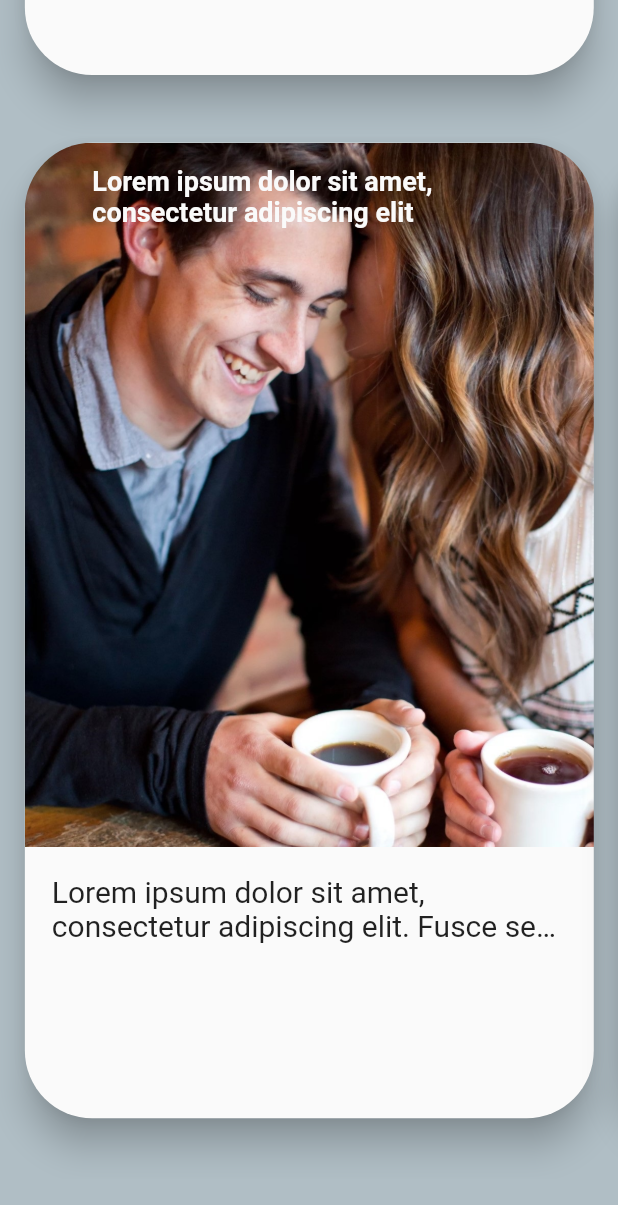
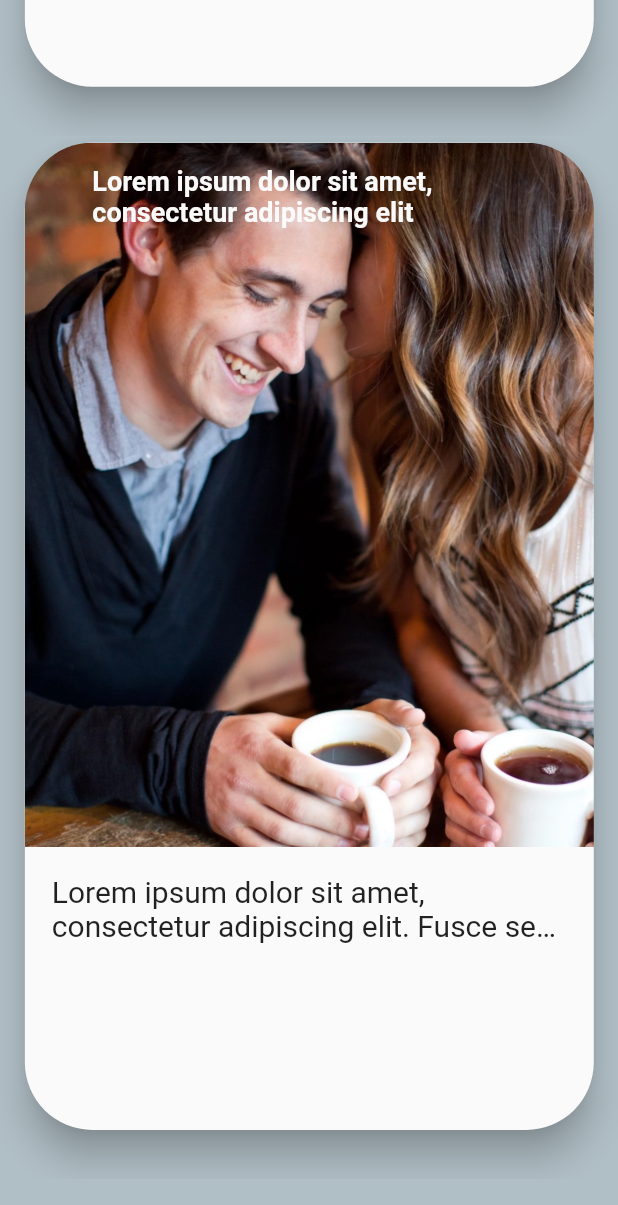
Before and after one commit to EvGen94/PageView_matrix, a Flutter app: the screen it shows after launch, scrolled down 1152 dp, on a phone screen of 412 x 824 dp. Shown: the top 1205 px of the screen. Run offline on Flutter 3.47's test engine with Material 2 defaults, Android fonts, the phone set to English and light mode, and no system bars; drawn by our look-alikes of auto_size_text.

Commit message:
TransformScale

```diff
--- a/lib/main_page.dart
+++ b/lib/main_page.dart
@@ -26,6 +26,10 @@ class _MainPageState extends State<MainPage> {
 
   double page = 1;
   int currentPage = 1;
+  double page1 = 1;
+  int currentPage1 = 1;
+  double page2 = 1;
+  int currentPage2 = 1;
   PageController pageController_zoom0;
   PageController pageController_zoom1;
   PageController pageController_zoom2;
@@ -40,6 +44,18 @@ class _MainPageState extends State<MainPage> {
 
   @override
   Widget build(BuildContext context) {
+    final pageController_zoom0 = PageController(
+      viewportFraction: 1,//  viewportFraction бессмысленно менять так как Transform забирает все пространство одинаково в pageview /s/s/s 0.353 * (MediaQuery.of(context).size.height /MediaQuery.of(context).size.width) + 0.254,
+      initialPage: 1,
+    );
+    final pageController_zoom1 = PageController(
+      viewportFraction: 1,
+      initialPage: 1,
+    );
+    final pageController_zoom2 = PageController(
+      viewportFraction: 1,
+      initialPage: 1,
+    );
     _controllerRow = PageController(
       viewportFraction: 0.353 *
               (MediaQuery.of(context).size.height /
@@ -52,6 +68,7 @@ class _MainPageState extends State<MainPage> {
                   MediaQuery.of(context).size.width) +
           1.1,
     );
+
     return Scaffold(
       backgroundColor: Colors.blueGrey.shade200,
       body: PageView(
@@ -76,7 +93,7 @@ class _MainPageState extends State<MainPage> {
                     controller: pageController_zoom0,
                     itemCount: _getNeumorphicButton(0).length,
                     itemBuilder: (context, index) {
-                      final scale = max(0.4, (1 - (index - page).abs()));
+                      final scale = max(0.35, (1 - (index - page).abs()));
                       return _buildNeumorphicButton(scale);
                     },
                   ),
@@ -91,21 +108,21 @@ class _MainPageState extends State<MainPage> {
                   onNotification: (ScrollNotification notification) {
                     if (notification is ScrollUpdateNotification) {
                       setState(() {
-                        page = pageController_zoom1.page;
+                        page1 = pageController_zoom1.page;
                       });
                     }
                   },
                   child: PageView.builder(
-                    onPageChanged: (pos) {
+                    onPageChanged: (pos1) {
                       setState(() {
-                        currentPage = pos;
+                        currentPage1 = pos1;
                       });
                     },
                     controller: pageController_zoom1,
                     itemCount: _getNeumorphicButton(1).length,
                     itemBuilder: (context, index) {
-                      final scale = max(0.4, (1 - (index - page).abs()));
-                      return _buildNeumorphicButton(scale);
+                      final scale1 = max(0.4, (1 - (index - page1).abs()));
+                      return _buildNeumorphicButton(scale1);
                     },
                   ),
                 ),
@@ -115,10 +132,27 @@ class _MainPageState extends State<MainPage> {
           Row(
             children: <Widget>[
               Expanded(
-                child: PageView(
-                  children: _getNeumorphicButton(2),
-                  //  physics: NeverScrollableScrollPhysics(),
-                  controller: _controllerRow,
+                child: NotificationListener<ScrollNotification>(
+                  onNotification: (ScrollNotification notification) {
+                    if (notification is ScrollUpdateNotification) {
+                      setState(() {
+                        page2 = pageController_zoom2.page;
+                      });
+                    }
+                  },
+                  child: PageView.builder(
+                    onPageChanged: (pos2) {
+                      setState(() {
+                        currentPage2 = pos2;
+                      });
+                    },
+                    controller: pageController_zoom2,
+                    itemCount: _getNeumorphicButton(1).length,
+                    itemBuilder: (context, index) {
+                      final scale2 = max(0.4, (1 - (index - page2).abs()));
+                      return _buildNeumorphicButton(scale2);
+                    },
+                  ),
                 ),
               ),
             ],
@@ -147,12 +181,12 @@ class _MainPageState extends State<MainPage> {
                           MediaQuery.of(context).size.width <
                       1.5)
                   ? MediaQuery.of(context).size.height * 0.94
-                  : (MediaQuery.of(context).size.width * 0.94) * 1.7,
+                  : (MediaQuery.of(context).size.width * 0.94) * 1.72,
               width: (MediaQuery.of(context).size.height /
                           MediaQuery.of(context).size.width >
                       1.5)
                   ? MediaQuery.of(context).size.width * 0.94
-                  : (MediaQuery.of(context).size.height * 0.94) / 1.7,
+                  : (MediaQuery.of(context).size.height * 0.94) / 1.72,
               child: Card(
                 semanticContainer: true,
                 clipBehavior: Clip.antiAliasWithSaveLayer,
```
